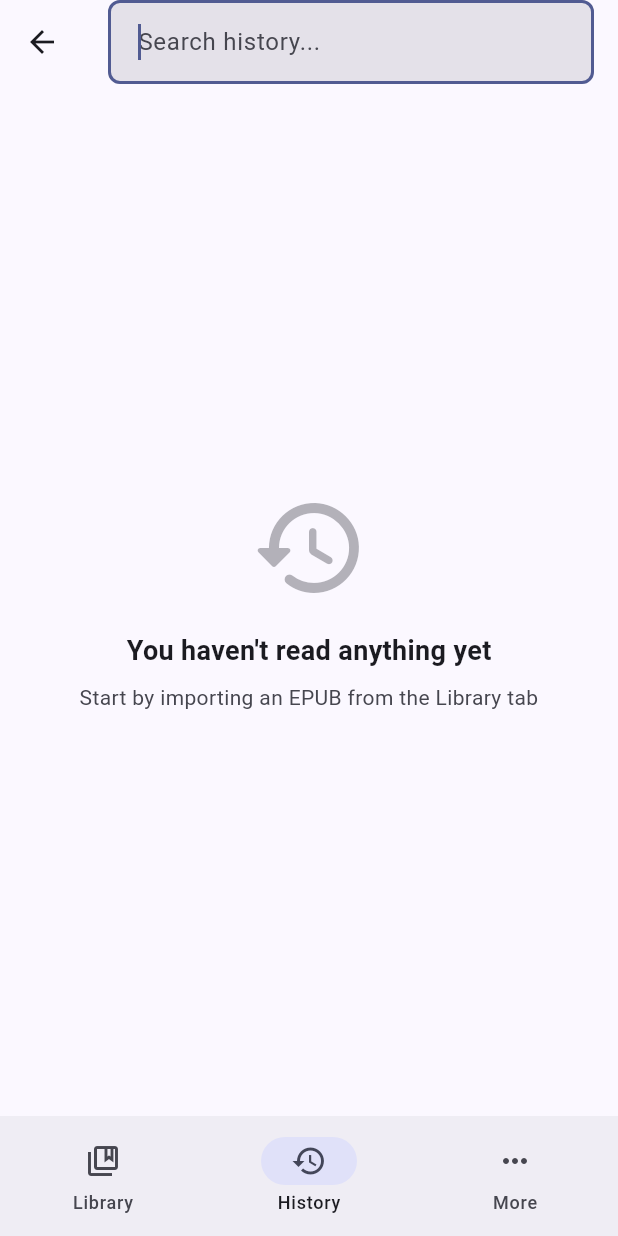
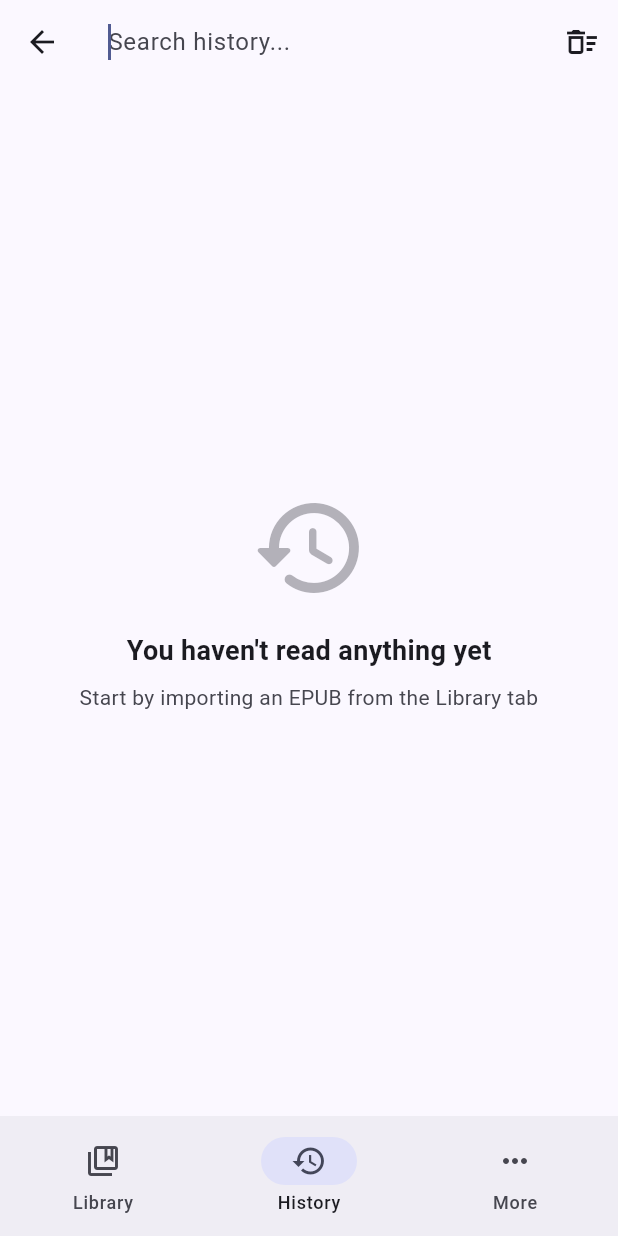
Before and after one commit to TheNirajMahale/Lorebound, a Flutter app: the screen it shows after launch, item 2 of the bottom bar chosen, after a tap on the "search" icon, on a phone screen of 412 x 824 dp. Run offline on Flutter 3.47's test engine with Material 3 defaults, Android fonts, the phone set to English and light mode, and no system bars; drawn by our look-alikes of dynamic_color; our stand-ins replace battery_plus, drift, file_picker, flutter_riverpod, go_router, google_fonts and 1 more; missing offline and left inert: epubx, sqlite3; accounts and stored records are empty; generated files the repository leaves out were written again.

Commit message:
feat(ui): refine search textfields and add library action animations

```diff
--- a/lib/core/routing/main_scaffold.dart
+++ b/lib/core/routing/main_scaffold.dart
@@ -1,6 +1,7 @@
 import 'package:flutter/material.dart';
 import 'package:go_router/go_router.dart';
 import 'package:flutter_riverpod/flutter_riverpod.dart';
+import '../../features/library/presentation/providers/library_selection_provider.dart';
 
 class MainScaffold extends ConsumerWidget {
   final StatefulNavigationShell navigationShell;
@@ -9,9 +10,15 @@ class MainScaffold extends ConsumerWidget {
 
   @override
   Widget build(BuildContext context, WidgetRef ref) {
+    // Hide the bottom navigation bar when library selection mode is active,
+    // because the SelectionBottomBar replaces it inside the LibraryScreen.
+    final isSelectionMode = ref.watch(librarySelectionProvider.select((s) => s.isNotEmpty));
+
     return Scaffold(
       body: navigationShell,
-      bottomNavigationBar: NavigationBar(
+      bottomNavigationBar: isSelectionMode
+          ? null
+          : NavigationBar(
               selectedIndex: navigationShell.currentIndex,
               onDestinationSelected: (index) {
                 navigationShell.goBranch(
--- a/lib/features/history/presentation/screens/history_screen.dart
+++ b/lib/features/history/presentation/screens/history_screen.dart
@@ -30,9 +30,7 @@ class _HistoryScreenState extends ConsumerState<HistoryScreen> {
     final colorScheme = Theme.of(context).colorScheme;
 
     return Scaffold(
-      appBar: _isSearchActive
-          ? _buildSearchAppBar(colorScheme)
-          : _buildNormalAppBar(context, colorScheme),
+      appBar: _buildAppBar(context, colorScheme),
       body: historyState.when(
         data: (entries) {
           final filtered = _searchQuery.isEmpty
@@ -54,26 +52,10 @@ class _HistoryScreenState extends ConsumerState<HistoryScreen> {
     );
   }
 
-  AppBar _buildNormalAppBar(BuildContext context, ColorScheme colorScheme) {
+  AppBar _buildAppBar(BuildContext context, ColorScheme colorScheme) {
     return AppBar(
-      title: const Text('History'),
-      centerTitle: false,
-      actions: [
-        IconButton(
-          icon: const Icon(Icons.search),
-          onPressed: () => setState(() => _isSearchActive = true),
-        ),
-        IconButton(
-          icon: const Icon(Icons.delete_sweep_outlined),
-          onPressed: () => _showDeleteDialog(context),
-        ),
-      ],
-    );
-  }
-
-  AppBar _buildSearchAppBar(ColorScheme colorScheme) {
-    return AppBar(
-      leading: IconButton(
+      leading: _isSearchActive
+          ? IconButton(
               icon: const Icon(Icons.arrow_back),
               onPressed: () {
                 setState(() {
@@ -82,24 +64,43 @@ class _HistoryScreenState extends ConsumerState<HistoryScreen> {
                   _searchQuery = '';
                 });
               },
-      ),
-      title: TextField(
+            )
+          : null,
+      title: _isSearchActive
+          ? TextField(
               controller: _searchController,
               autofocus: true,
-        decoration: const InputDecoration(
+              style: TextStyle(color: Theme.of(context).colorScheme.onSurface),
+              decoration: InputDecoration(
                 hintText: 'Search history...',
+                hintStyle: TextStyle(color: Theme.of(context).colorScheme.onSurfaceVariant),
                 border: InputBorder.none,
+                enabledBorder: InputBorder.none,
+                focusedBorder: InputBorder.none,
+                filled: false,
+                contentPadding: EdgeInsets.zero,
               ),
               onChanged: (value) => setState(() => _searchQuery = value.toLowerCase()),
-      ),
+            )
+          : const Text('History'),
+      centerTitle: false,
       actions: [
-        if (_searchController.text.isNotEmpty)
+        if (_isSearchActive && _searchController.text.isNotEmpty)
           IconButton(
             icon: const Icon(Icons.clear),
             onPressed: () {
               _searchController.clear();
               setState(() => _searchQuery = '');
             },
+          ),
+        if (!_isSearchActive)
+          IconButton(
+            icon: const Icon(Icons.search),
+            onPressed: () => setState(() => _isSearchActive = true),
+          ),
+        IconButton(
+          icon: const Icon(Icons.delete_sweep_outlined),
+          onPressed: () => _showDeleteDialog(context),
         ),
       ],
     );
--- a/lib/features/library/presentation/screens/library_screen.dart
+++ b/lib/features/library/presentation/screens/library_screen.dart
@@ -38,10 +38,16 @@ bool _isSearchActive = false;
     final theme = Theme.of(context);
     final colorScheme = theme.colorScheme;
 
-    return Scaffold(
-      appBar: isSelectionMode
-          ? SelectionAppBar(allBookIds: libraryState.value?.map((b) => b.id).toList() ?? [])
-          : _buildNormalAppBar(context),
+    return PopScope(
+      // Intercept back press: if in selection mode, cancel selection instead of navigating back
+      canPop: !isSelectionMode,
+      onPopInvokedWithResult: (didPop, _) {
+        if (!didPop && isSelectionMode) {
+          ref.read(librarySelectionProvider.notifier).clearSelection();
+        }
+      },
+      child: Scaffold(
+        appBar: _buildAppBar(context, isSelectionMode, libraryState),
         body: libraryState.when(
           data: (books) {
             if (books.isEmpty) {
@@ -116,50 +122,16 @@ bool _isSearchActive = false;
           child: const Icon(Icons.add),
         ),
         bottomNavigationBar: isSelectionMode ? const SelectionBottomBar() : null,
+      ),
     );
   }
 
-  AppBar _buildNormalAppBar(BuildContext context) {
-    if (_isSearchActive) {
-      return AppBar(
-        leading: IconButton(
-          icon: const Icon(Icons.arrow_back),
-          onPressed: () {
-            setState(() {
-              _isSearchActive = false;
-              _searchController.clear();
-              ref.read(libraryPreferencesProvider.notifier).updateSearchQuery('');
-            });
-          },
-        ),
-        title: TextField(
-          controller: _searchController,
-          autofocus: true,
-          decoration: const InputDecoration(
-            hintText: 'Search library...',
-            border: InputBorder.none,
-          ),
-          onChanged: (value) {
-            ref.read(libraryPreferencesProvider.notifier).updateSearchQuery(value);
-          },
-        ),
-        actions: [
-          if (_searchController.text.isNotEmpty)
-            IconButton(
-              icon: const Icon(Icons.clear),
-              onPressed: () {
-                _searchController.clear();
-                ref.read(libraryPreferencesProvider.notifier).updateSearchQuery('');
-              },
-            ),
-        ],
-      );
-    }
-
-    return AppBar(
-      title: const Text('Library'),
-      centerTitle: false,
-      bottom: PreferredSize(
+  /// Builds the AppBar. In selection mode, keeps the same structure (including
+  /// the category chips row at the bottom) but swaps the title and action icons.
+  /// In search mode, the title is replaced inline with a TextField — no separate AppBar.
+  AppBar _buildAppBar(BuildContext context, bool isSelectionMode, AsyncValue libraryState) {
+    // Category chips row — always visible in all modes
+    final categoryChipsBottom = PreferredSize(
       preferredSize: const Size.fromHeight(56.0),
       child: SizedBox(
         height: 56.0,
@@ -222,16 +194,99 @@ bool _isSearchActive = false;
           },
         ),
       ),
+    );
+
+    // Selection mode: swap title and actions, keep chips
+    if (isSelectionMode) {
+      final selectedCount = ref.watch(librarySelectionProvider.select((s) => s.length));
+      final allBookIds = (libraryState.value as List?)?.map((b) => b.id as int).toList() ?? <int>[];
+
+      return AppBar(
+        leading: IconButton(
+          icon: const Icon(Icons.close),
+          tooltip: 'Cancel selection',
+          onPressed: () => ref.read(librarySelectionProvider.notifier).clearSelection(),
         ),
+        title: Text('$selectedCount selected'),
+        centerTitle: false,
+        bottom: categoryChipsBottom,
         actions: [
           IconButton(
+            icon: const Icon(Icons.select_all),
+            tooltip: 'Select All',
+            onPressed: () => ref.read(librarySelectionProvider.notifier).selectAll(allBookIds),
+          ),
+          IconButton(
+            icon: const Icon(Icons.deselect),
+            tooltip: 'Inverse Selection',
+            onPressed: () => ref.read(librarySelectionProvider.notifier).inverseSelection(allBookIds),
+          ),
+        ],
+      );
+    }
+
+    // Normal mode (with inline search support)
+    return AppBar(
+      leading: _isSearchActive
+          ? IconButton(
+              icon: const Icon(Icons.arrow_back),
+              onPressed: () {
+                setState(() {
+                  _isSearchActive = false;
+                  _searchController.clear();
+                  ref.read(libraryPreferencesProvider.notifier).updateSearchQuery('');
+                });
+              },
+            )
+          : null,
+      title: _isSearchActive
+          ? TextField(
+              controller: _searchController,
+              autofocus: true,
+              style: TextStyle(color: Theme.of(context).colorScheme.onSurface),
+              decoration: InputDecoration(
+                hintText: 'Search library...',
+                hintStyle: TextStyle(color: Theme.of(context).colorScheme.onSurfaceVariant),
+                border: InputBorder.none,
+                enabledBorder: InputBorder.none,
+                focusedBorder: InputBorder.none,
+                filled: false,
+                contentPadding: EdgeInsets.zero,
+              ),
+              onChanged: (value) {
+                ref.read(libraryPreferencesProvider.notifier).updateSearchQuery(value);
+              },
+            )
+          : const Text('Library'),
+      centerTitle: false,
+      bottom: categoryChipsBottom,
+      actions: [
+        AnimatedSize(
+          duration: const Duration(milliseconds: 200),
+          child: _isSearchActive && _searchController.text.isNotEmpty
+              ? IconButton(
+                  icon: const Icon(Icons.clear),
+                  onPressed: () {
+                    _searchController.clear();
+                    ref.read(libraryPreferencesProvider.notifier).updateSearchQuery('');
+                  },
+                )
+              : const SizedBox.shrink(),
+        ),
+        AnimatedSize(
+          duration: const Duration(milliseconds: 200),
+          child: !_isSearchActive
+              ? IconButton(
                   icon: const Icon(Icons.search),
                   onPressed: () {
                     setState(() {
                       _isSearchActive = true;
                     });
                   },
+                )
+              : const SizedBox.shrink(),
         ),
+        // Filter button — always visible in normal mode (including during search)
         IconButton(
           icon: const Icon(Icons.filter_list),
           onPressed: () {
@@ -244,7 +299,10 @@ bool _isSearchActive = false;
             );
           },
         ),
-        PopupMenuButton<String>(
+        AnimatedSize(
+          duration: const Duration(milliseconds: 200),
+          child: !_isSearchActive
+              ? PopupMenuButton<String>(
                   icon: const Icon(Icons.more_vert),
                   onSelected: (value) {
                     if (value == 'new_category') {
@@ -260,6 +318,8 @@ bool _isSearchActive = false;
                       child: Text('New Category'),
                     ),
                   ],
+                )
+              : const SizedBox.shrink(),
         ),
       ],
     );
@@ -285,40 +345,6 @@ bool _isSearchActive = false;
       ),
     );
   }
-}
-
-class SelectionAppBar extends ConsumerWidget implements PreferredSizeWidget {
-  final List<int> allBookIds;
-
-  const SelectionAppBar({super.key, required this.allBookIds});
-
-  @override
-  Widget build(BuildContext context, WidgetRef ref) {
-    final selectedCount = ref.watch(librarySelectionProvider.select((s) => s.length));
-
-    return AppBar(
-      leading: IconButton(
-        icon: const Icon(Icons.close),
-        onPressed: () => ref.read(librarySelectionProvider.notifier).clearSelection(),
-      ),
-      title: Text('$selectedCount selected'),
-      actions: [
-        IconButton(
-          icon: const Icon(Icons.select_all),
-          tooltip: 'Select All',
-          onPressed: () => ref.read(librarySelectionProvider.notifier).selectAll(allBookIds),
-        ),
-        IconButton(
-          icon: const Icon(Icons.flip_to_back),
-          tooltip: 'Inverse Selection',
-          onPressed: () => ref.read(librarySelectionProvider.notifier).inverseSelection(allBookIds),
-        ),
-      ],
-    );
-  }
-
-  @override
-  Size get preferredSize => const Size.fromHeight(kToolbarHeight);
 }
 
 class SelectionBottomBar extends ConsumerWidget {
```
Also changed, not shown: lib/features/settings/presentation/screens/settings_screen.dart (+32 -31 lines). Lines whose indentation alone changed are shown as unchanged.
